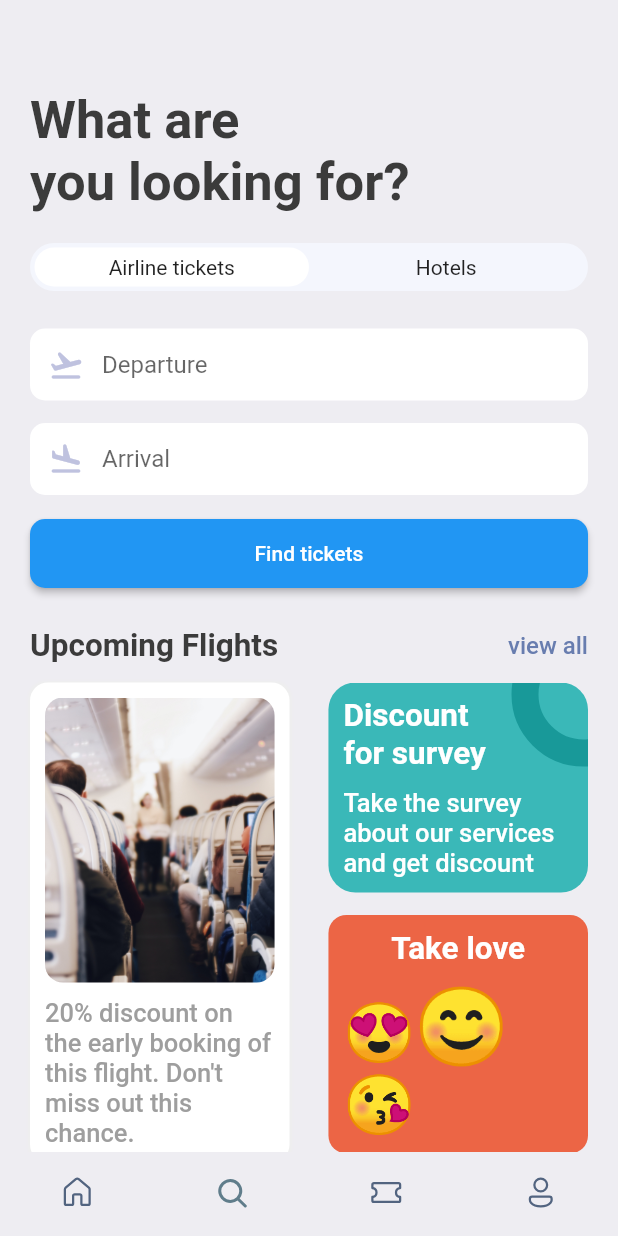
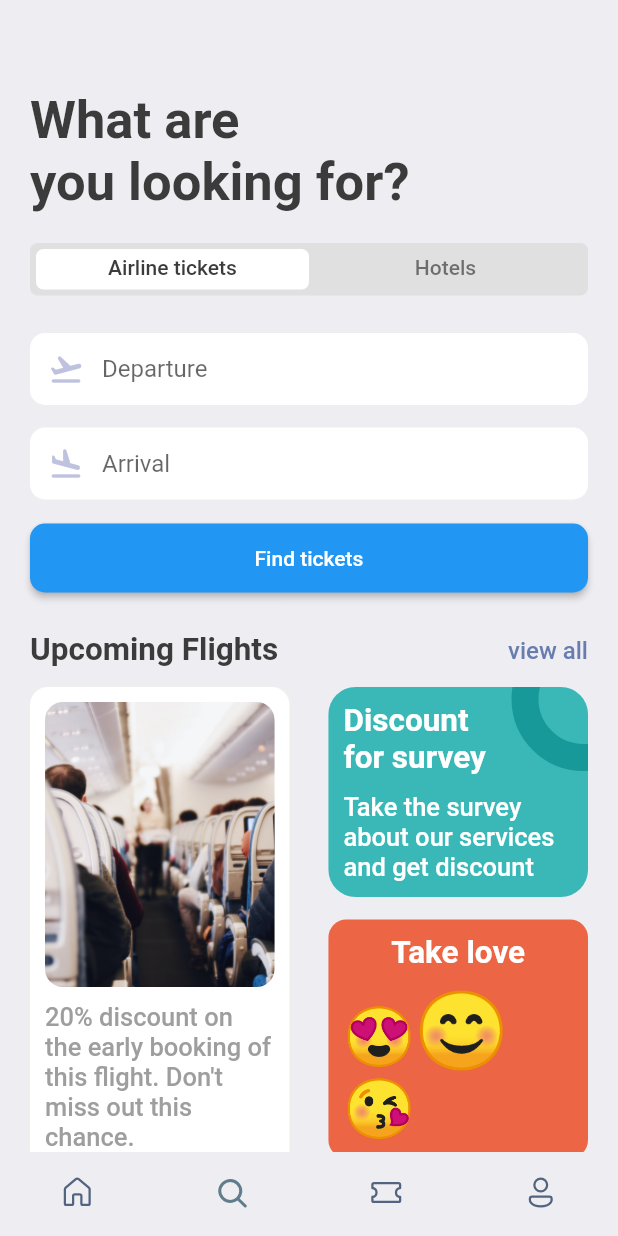
Before and after one commit to hu-shukang/flutter_full_course, a Flutter app: the screen it shows after launch, on a phone screen of 412 x 824 dp. Run offline on Flutter 3.47's test engine with Material 2 defaults, Android fonts, the phone set to English and light mode, and no system bars; our stand-ins replace dots_indicator, fluentui_icons, flutter_local_notifications, get, get_storage, logger and 1 more.

Commit message:
add tabs widget

```diff
--- /dev/null
+++ b/ticket/lib/common/widgets/tabs.dart
@@ -0,0 +1,47 @@
+import 'package:flutter/material.dart';
+import 'package:ticket/common/style/color.dart';
+
+class Tabs extends StatefulWidget {
+  final List<String> titles;
+  final void Function(int index) onIndexChanged;
+  const Tabs({Key? key, required this.titles, required this.onIndexChanged}) : super(key: key);
+
+  @override
+  State<Tabs> createState() => _TabsState();
+}
+
+class _TabsState extends State<Tabs> with SingleTickerProviderStateMixin {
+  late TabController _tabController;
+
+  @override
+  void initState() {
+    super.initState();
+    _tabController = TabController(vsync: this, length: widget.titles.length);
+    _tabController.addListener(() {
+      if (_tabController.indexIsChanging) {
+        widget.onIndexChanged(_tabController.index);
+      }
+    });
+  }
+
+  @override
+  Widget build(BuildContext context) {
+    return Container(
+      height: 35,
+      padding: const EdgeInsets.all(4),
+      decoration: BoxDecoration(
+        color: Colors.grey[300],
+        borderRadius: BorderRadius.circular(5),
+      ),
+      child: TabBar(
+        controller: _tabController,
+        indicator: BoxDecoration(
+          color: Colors.white,
+          borderRadius: BorderRadius.circular(5),
+        ),
+        labelColor: AppColor.textColor,
+        tabs: widget.titles.map((title) => Tab(text: title)).toList()
+      ),
+    );
+  }
+}
--- a/ticket/lib/pages/search/controller.dart
+++ b/ticket/lib/pages/search/controller.dart
@@ -6,7 +6,7 @@ import '../../common/model/search.dart';
 
 class SearchController extends GetxController {
   final ArticleHeaderModel upcomingFlightAH = ArticleHeaderModel(title: "Upcoming Flights", link: "");
-  final Iterable<MapEntry<int, String>> ticketSwitches = ["Airline tickets", "Hotels"].asMap().entries;
+  final List<String> tabTitles = ["Airline tickets", "Hotels"];
   final _currentSwitchIndex = 0.obs;
   int get currentSwitchIndex => _currentSwitchIndex.value;
   final _departureController = TextEditingController();
@@ -25,4 +25,8 @@ class SearchController extends GetxController {
   void handleSwitchChange(int index) {
     _currentSwitchIndex.value = index;
   }
+
+  void handleTabChange(int index) {
+    print(index);
+  }
 }
--- a/ticket/lib/pages/search/view.dart
+++ b/ticket/lib/pages/search/view.dart
@@ -1,10 +1,9 @@
 import 'package:flutter/material.dart';
 import 'package:get/get.dart';
-import 'package:ticket/common/style/color.dart';
 import 'package:ticket/common/style/text.dart';
 import 'package:ticket/common/utils/app_layout.dart';
+import 'package:ticket/common/widgets/tabs.dart';
 import 'package:ticket/pages/search/widgets/address_input.dart';
-import 'package:ticket/pages/search/widgets/ticket_switch_bar.dart';
 
 import '../../common/widgets/article_header.dart';
 import 'controller.dart';
@@ -25,7 +24,8 @@ class SearchPage extends GetView<SearchController> {
             style: AppText.headlineTextStyle1.copyWith(fontSize: 35),
           ),
           const SizedBox(height: 20),
-          TicketSwitchBar(),
+          // TicketSwitchBar(),
+          Tabs(titles: controller.tabTitles, onIndexChanged: controller.handleTabChange,),
           const SizedBox(height: 25),
           AddressInput(model: controller.departureTextInputModel),
           const SizedBox(height: 15),
--- a/ticket/lib/pages/search/widgets/ticket_switch_bar.dart
+++ /dev/null
@@ -1,55 +0,0 @@
-import 'package:flutter/material.dart';
-import 'package:get/get.dart';
-import 'package:ticket/pages/search/controller.dart';
-
-import '../../../common/style/color.dart';
-
-class TicketSwitchBar extends StatelessWidget {
-  TicketSwitchBar({Key? key}) : super(key: key);
-  final SearchController controller = Get.find<SearchController>();
-  final double padding = 3;
-  final double radius = 50;
-
-  BoxDecoration? _getBoxDecoration(int index) {
-    if (index == controller.currentSwitchIndex) {
-      return BoxDecoration(
-        borderRadius: BorderRadius.circular(radius),
-        color: Colors.white,
-      );
-    }
-    return null;
-  }
-
-  @override
-  Widget build(BuildContext context) {
-    return LayoutBuilder(builder: (context, constraints) {
-      double width = constraints.maxWidth;
-
-      double itemWidth = (width - padding * 2) / 2;
-      return Container(
-        padding: EdgeInsets.all(padding),
-        decoration: BoxDecoration(
-          borderRadius: BorderRadius.circular(radius),
-          color: AppColor.greyColor,
-        ),
-        child: Obx(
-          () => Row(
-            children: controller.ticketSwitches
-                .map((entry) => InkWell(
-                      child: Container(
-                        width: itemWidth,
-                        padding: const EdgeInsets.symmetric(vertical: 5),
-                        decoration: _getBoxDecoration(entry.key),
-                        child: Center(
-                          child: Text(entry.value),
-                        ),
-                      ),
-                      onTap: () => controller.handleSwitchChange(entry.key),
-                    ))
-                .toList(),
-          ),
-        ),
-      );
-    });
-  }
-}
```
